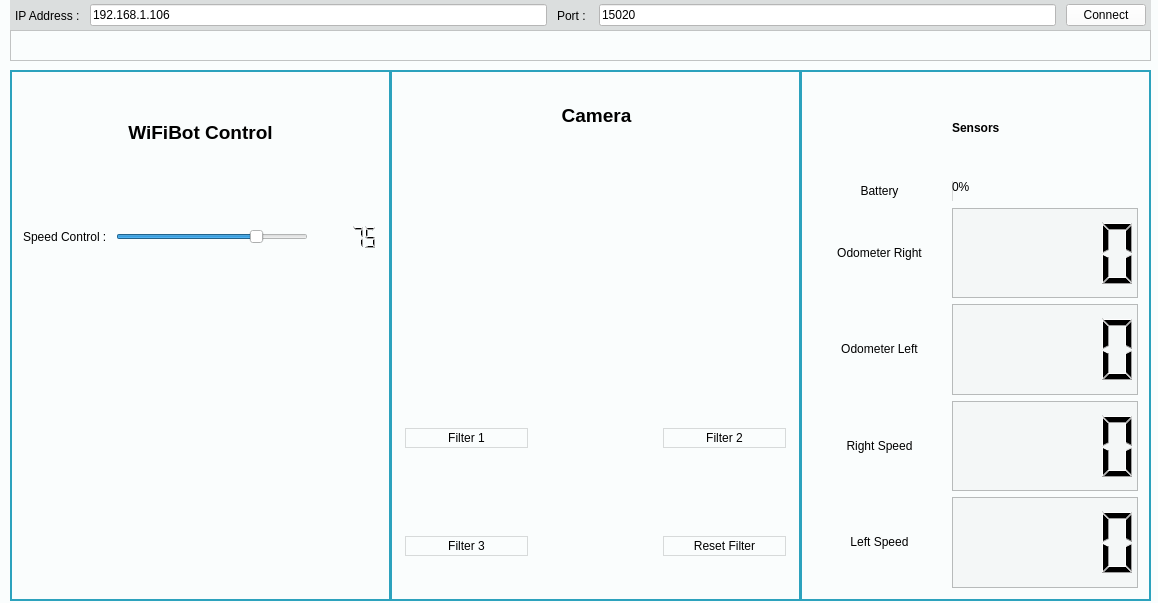
Qt form mainwindow.ui (Orann/projet_wifibot) before a commit.
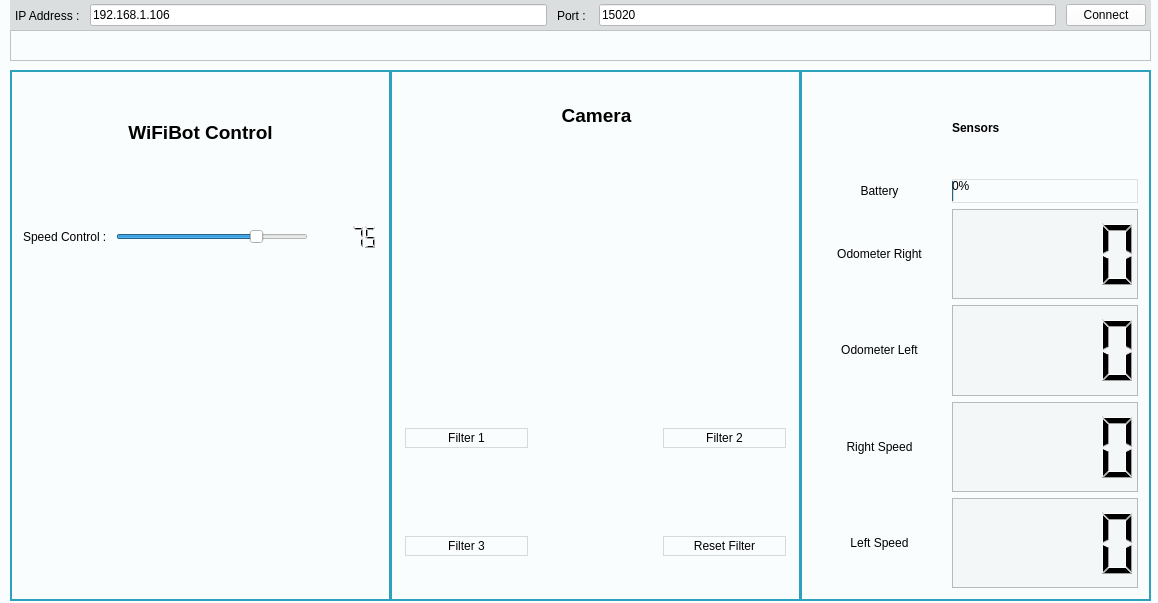
The same form after that commit. Icons and pictures are not drawn.

Diff of the .ui file:
```diff
--- a/mainwindow.ui
+++ b/mainwindow.ui
@@ -781,7 +781,7 @@
      <item row="1" column="1" colspan="2">
       <widget class="QProgressBar" name="battery">
        <property name="styleSheet">
-        <string notr="true">border: none;</string>
+        <string notr="true">border: 1px solid rgb(224, 224, 224);</string>
        </property>
        <property name="value">
         <number>0</number>
```
